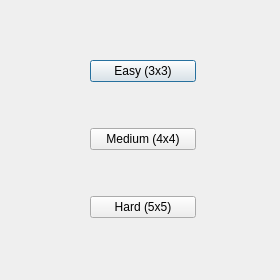
Qt form src/gui/difficulty_menu/difficultymenu.ui (sudosys/matchmatch-game) before a commit.
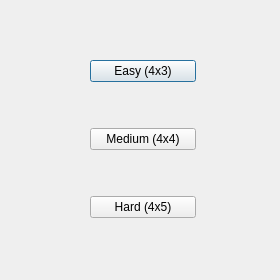
The same form after that commit.

Patch:
```diff
--- a/src/gui/difficulty_menu/difficultymenu.ui
+++ b/src/gui/difficulty_menu/difficultymenu.ui
@@ -41,7 +41,7 @@
     <item>
      <widget class="QPushButton" name="easy_button">
       <property name="text">
-       <string>Easy (3x3)</string>
+       <string>Easy (4x3)</string>
       </property>
      </widget>
     </item>
@@ -55,7 +55,7 @@
     <item>
      <widget class="QPushButton" name="hard_button">
       <property name="text">
-       <string>Hard (5x5)</string>
+       <string>Hard (4x5)</string>
       </property>
      </widget>
     </item>
```
